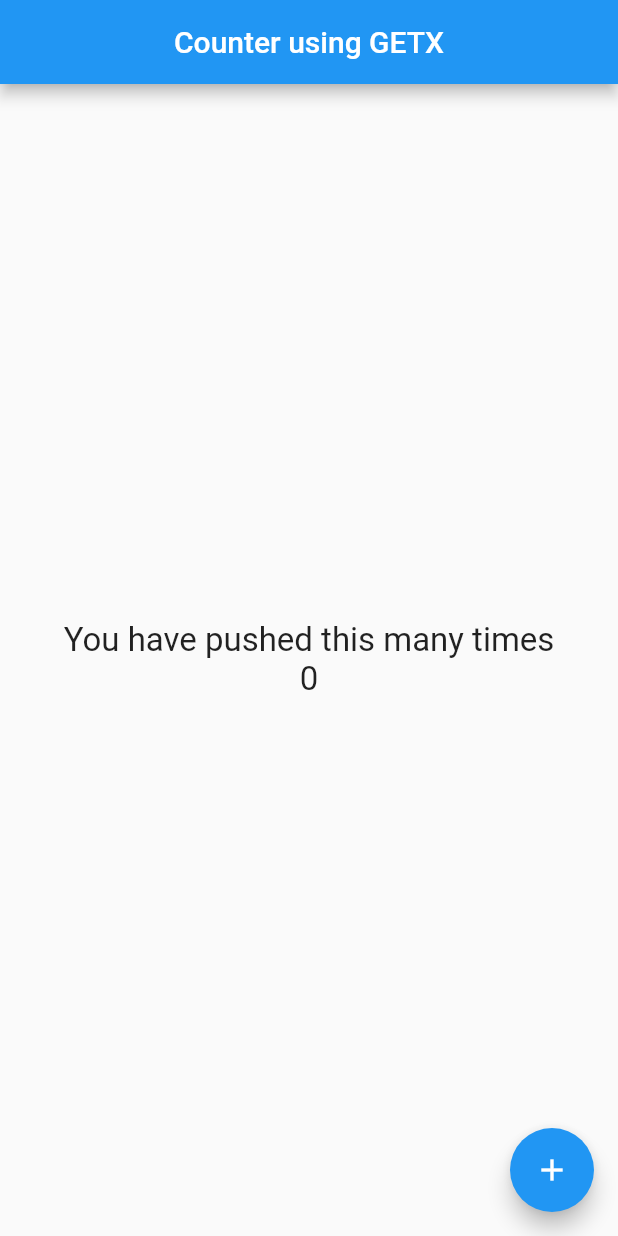
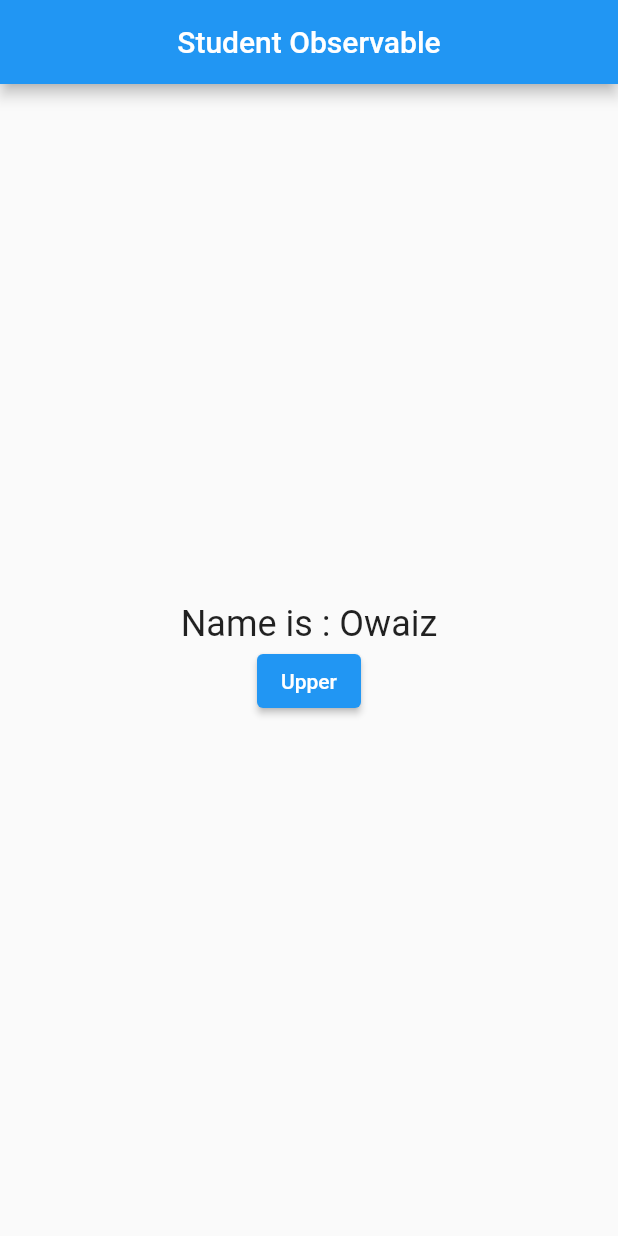
Before and after one commit to Awaizkazi/shopx, a Flutter app: the screen it shows after launch, on a phone screen of 412 x 824 dp. Run offline on Flutter 3.47's test engine with Material 2 defaults, Android fonts, the phone set to English and light mode, and no system bars; our stand-ins replace get.

Commit message:
whole Class Observable

```diff
--- /dev/null
+++ b/lib/GETX/observable.dart
@@ -0,0 +1,50 @@
+import 'dart:ui';
+
+import 'package:flutter/material.dart';
+import 'package:get/get.dart';
+import 'package:shopx/GETX/student.dart';
+
+class StudentObservable extends StatelessWidget {
+  StudentObservable({super.key});
+  // var stud = Student();
+  // For making the entire class observable
+  final stud = Student(name: 'Owaiz', age: 12).obs;
+  @override
+  Widget build(BuildContext context) {
+    return GetMaterialApp(
+      debugShowCheckedModeBanner: false,
+      title: 'State Management',
+      home: Scaffold(
+        appBar: AppBar(
+          title: Text('Student Observable'),
+          centerTitle: true,
+        ),
+        body: Center(
+          child: Column(
+            mainAxisAlignment: MainAxisAlignment.center,
+            children: [
+              Obx(
+                () => Text(
+                  'Name is : ${stud.value.name}',
+                  style: TextStyle(fontSize: 24),
+                ),
+              ),
+              ElevatedButton(
+                onPressed: () {
+                  // If individual variables are
+                  // stud.name.value = stud.name.value.toUpperCase();
+
+                  // IF entire class is observable
+                  stud.update((stud) {
+                    stud!.name = stud.name.toUpperCase();
+                  });
+                },
+                child: Text('Upper'),
+              ),
+            ],
+          ),
+        ),
+      ),
+    );
+  }
+}
--- /dev/null
+++ b/lib/GETX/student.dart
@@ -0,0 +1,16 @@
+import 'package:get/get.dart';
+
+class Student {
+  /* Classes can be made observable by making individual variables Rx
+  reactive or by making the entire class observable
+  */
+
+  // Individual class Rx(reactive)
+  // var name = 'Tom'.obs;
+  // var age = 25.obs;
+
+  // To make the entire class Observable
+  var name;
+  var age;
+  Student({this.name, this.age});
+}
--- a/lib/main.dart
+++ b/lib/main.dart
@@ -5,6 +5,7 @@ import 'package:shopx/GETX/route_naviagtion.dart';
 import 'GETX/counter.dart';
 import 'GETX/dialog_box.dart';
 import 'GETX/named_navigate.dart';
+import 'GETX/observable.dart';
 import 'home_page.dart';
 
 void main() {
@@ -23,7 +24,7 @@ class MyApp1 extends StatelessWidget {
         primarySwatch: Colors.blue,
         visualDensity: VisualDensity.adaptivePlatformDensity,
       ),
-      home: CounterUsingGetX(),
+      home: StudentObservable(),
     );
   }
 }
```
